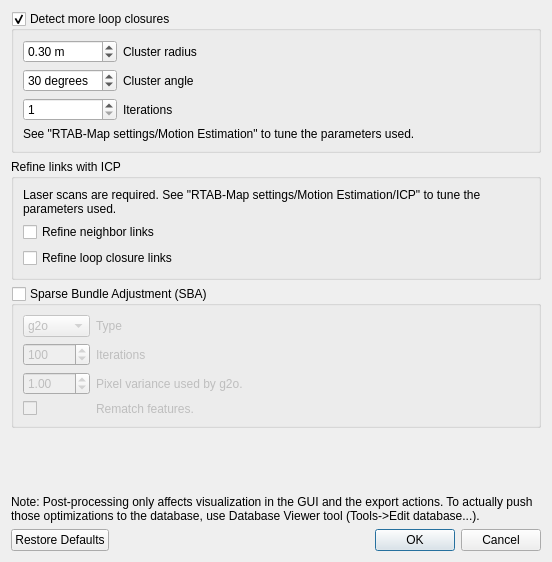
Before: the Qt Designer form guilib/src/ui/postProcessingDialog.ui in introlab/rtabmap, drawn with Qt 5.
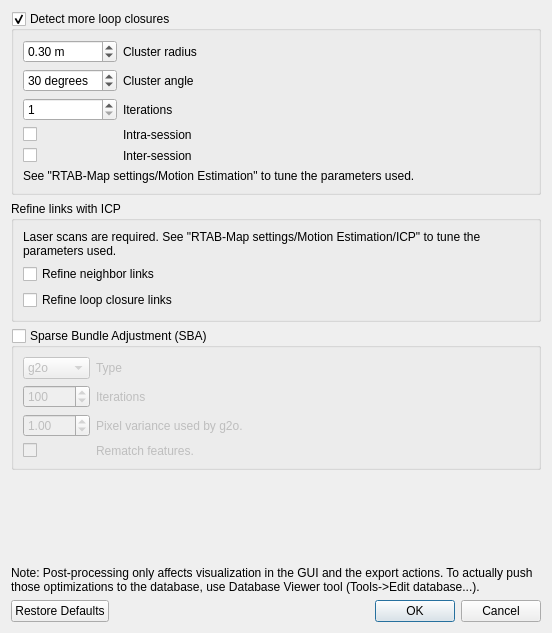
After: the same form once the commit is applied. Icons and pictures are not drawn.

Commit message: Rtabmap::detectorMoreLoopClosures() added intraSession and interSession parameters

The edit to the form file:
```diff
--- a/guilib/src/ui/postProcessingDialog.ui
+++ b/guilib/src/ui/postProcessingDialog.ui
@@ -7,7 +7,7 @@
     <x>0</x>
     <y>0</y>
     <width>552</width>
-    <height>562</height>
+    <height>633</height>
    </rect>
   </property>
   <property name="windowTitle">
@@ -110,6 +110,40 @@
           </property>
          </widget>
         </item>
+        <item row="3" column="1">
+         <widget class="QLabel" name="label_7">
+          <property name="text">
+           <string>Intra-session</string>
+          </property>
+          <property name="wordWrap">
+           <bool>true</bool>
+          </property>
+         </widget>
+        </item>
+        <item row="4" column="1">
+         <widget class="QLabel" name="label_9">
+          <property name="text">
+           <string>Inter-session</string>
+          </property>
+          <property name="wordWrap">
+           <bool>true</bool>
+          </property>
+         </widget>
+        </item>
+        <item row="3" column="0">
+         <widget class="QCheckBox" name="intraSession">
+          <property name="text">
+           <string/>
+          </property>
+         </widget>
+        </item>
+        <item row="4" column="0">
+         <widget class="QCheckBox" name="interSession">
+          <property name="text">
+           <string/>
+          </property>
+         </widget>
+        </item>
        </layout>
       </item>
       <item>
```
The commit also changes 8 other files.
